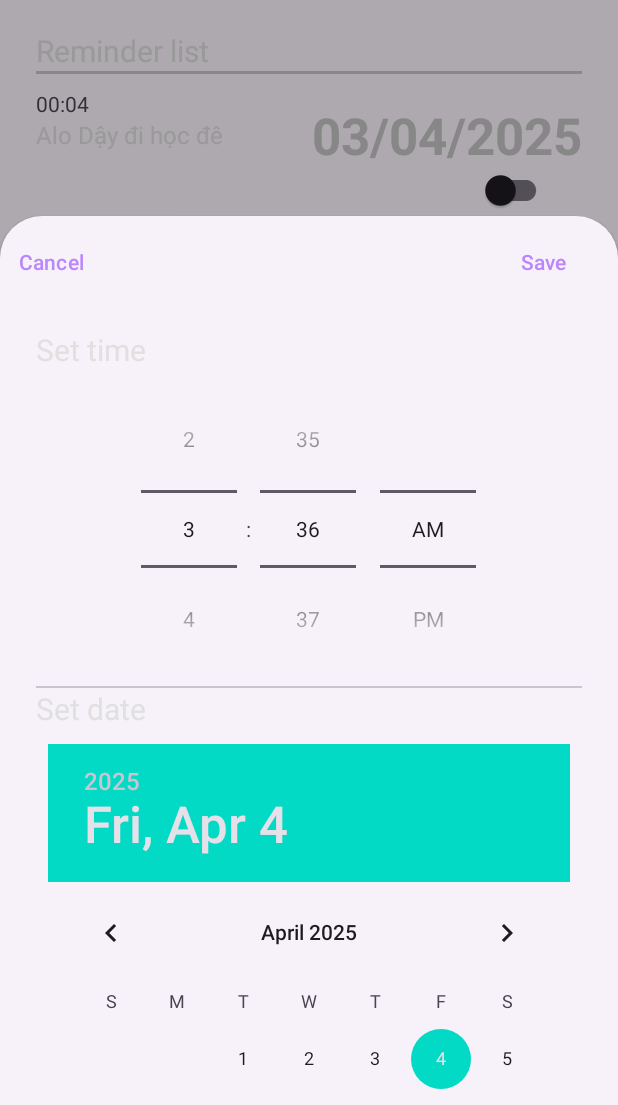
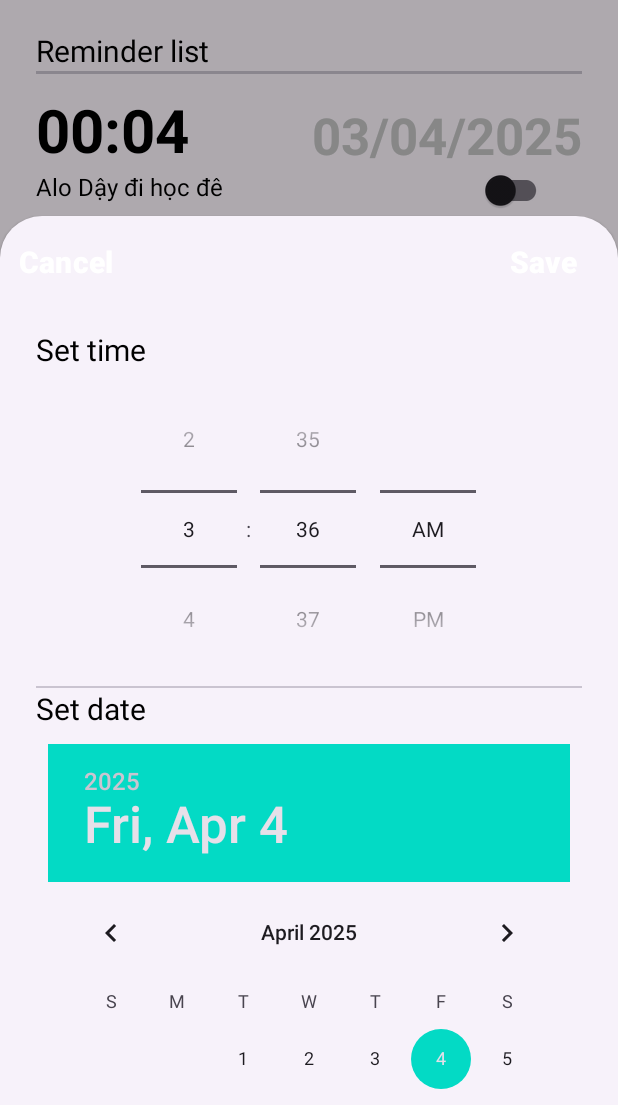
Before and after one commit to letmehear159/SelfAlarmMoblieApp, an Android app: the AlarmActivity screen opened directly, with no data from a screen before it, after a tap on "00:04", on a phone screen of 412 x 824 dp, the part 131-1236 px from its top. Run offline under Robolectric (Android 15) with nearby library versions, the phone set to English and light mode, and no system bars; our stand-ins replace CircleImageView.

Commit message:
Change color text, and textTime, textOption style

```diff
--- a/app/src/main/res/values/styles.xml
+++ b/app/src/main/res/values/styles.xml
@@ -2,17 +2,20 @@
 <resources>
     <style name="TextSmall">
         <item name="android:textSize">@dimen/text_size_small</item>
-        <item name="android:textColor">#E0E0E0</item>
+        <item name="android:textColor">@color/on_surface</item>
+
     </style>
 
     <style name="TextMedium">
         <item name="android:textSize">@dimen/text_size_medium</item>
-        <item name="android:textColor">#E0E0E0</item>
+        <item name="android:textColor">@color/on_surface</item>
+
     </style>
 
     <style name="TextLarge">
         <item name="android:textSize">@dimen/text_size_large</item>
-        <item name="android:textColor">#E0E0E0</item>
+        <item name="android:textColor">@color/on_surface</item>
+
     </style>
 
     <style name="TextTitle">
@@ -23,7 +26,8 @@
 
     <style name="TextSubtitle">
         <item name="android:textSize">@dimen/text_size_subtitle</item>
-        <item name="android:textColor">#B0B0B0</item>
+        <item name="android:textColor">@color/on_surface</item>
+
     </style>
     <style name="functionImageViewStyle">
         <item name="android:layout_width">@dimen/functionImageView</item>
@@ -83,4 +87,15 @@
         <item name="android:backgroundTint">@color/cardBackgroundColor</item>
         <item name="rippleColor">@color/colorAccent</item>
     </style>
+    <style name="TextTime">
+        <item name="android:textSize">@dimen/text_size_time</item>
+        <item name="android:textColor">@color/on_surface</item>
+        <item name="android:textStyle">bold</item>
+        <item name="backgroundTint">@android:color/transparent</item>
+    </style>
+    <style name="textOption">
+        <item name="android:textSize">@dimen/text_size_large</item>
+        <item name="android:textColor">@color/primaryText</item>
+        <item name="android:textStyle">bold</item>
+    </style>
 </resources>
```
